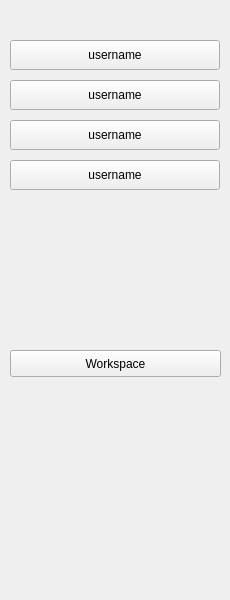
Before: the Qt Designer form sendmessage.ui in tsuibin/groove, drawn with Qt 5.
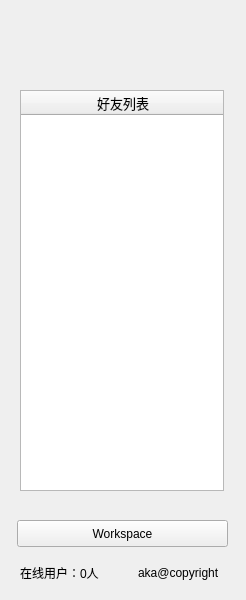
After: the same form once the commit is applied. Icons and pictures are not drawn.

Diff of the .ui file:
```diff
--- a/sendmessage.ui
+++ b/sendmessage.ui
@@ -6,70 +6,18 @@
    <rect>
     <x>0</x>
     <y>0</y>
-    <width>230</width>
+    <width>246</width>
     <height>600</height>
    </rect>
   </property>
   <property name="windowTitle">
    <string>Form</string>
   </property>
-  <widget class="QPushButton" name="pushButton">
-   <property name="geometry">
-    <rect>
-     <x>10</x>
-     <y>40</y>
-     <width>210</width>
-     <height>30</height>
-    </rect>
-   </property>
-   <property name="text">
-    <string>username</string>
-   </property>
-  </widget>
-  <widget class="QPushButton" name="pushButton_2">
-   <property name="geometry">
-    <rect>
-     <x>10</x>
-     <y>80</y>
-     <width>210</width>
-     <height>30</height>
-    </rect>
-   </property>
-   <property name="text">
-    <string>username</string>
-   </property>
-  </widget>
-  <widget class="QPushButton" name="pushButton_3">
-   <property name="geometry">
-    <rect>
-     <x>10</x>
-     <y>120</y>
-     <width>210</width>
-     <height>30</height>
-    </rect>
-   </property>
-   <property name="text">
-    <string>username</string>
-   </property>
-  </widget>
-  <widget class="QPushButton" name="pushButton_4">
-   <property name="geometry">
-    <rect>
-     <x>10</x>
-     <y>160</y>
-     <width>210</width>
-     <height>30</height>
-    </rect>
-   </property>
-   <property name="text">
-    <string>username</string>
-   </property>
-  </widget>
   <widget class="QPushButton" name="pushButton_5">
    <property name="geometry">
     <rect>
-     <x>10</x>
-     <y>350</y>
+     <x>17</x>
+     <y>520</y>
      <width>211</width>
      <height>27</height>
     </rect>
@@ -82,7 +30,7 @@
    <property name="geometry">
     <rect>
      <x>20</x>
-     <y>11</y>
+     <y>40</y>
      <width>191</width>
      <height>20</height>
     </rect>
@@ -91,6 +39,111 @@
     <string/>
    </property>
   </widget>
+  <widget class="QTableWidget" name="tableWidget">
+   <property name="geometry">
+    <rect>
+     <x>20</x>
+     <y>90</y>
+     <width>204</width>
+     <height>401</height>
+    </rect>
+   </property>
+   <property name="toolTip">
+    <string>在线用户信息列表</string>
+   </property>
+   <property name="layoutDirection">
+    <enum>Qt::LeftToRight</enum>
+   </property>
+   <property name="frameShape">
+    <enum>QFrame::StyledPanel</enum>
+   </property>
+   <property name="editTriggers">
+    <set>QAbstractItemView::NoEditTriggers</set>
+   </property>
+   <property name="selectionMode">
+    <enum>QAbstractItemView::SingleSelection</enum>
+   </property>
+   <property name="selectionBehavior">
+    <enum>QAbstractItemView::SelectRows</enum>
+   </property>
+   <property name="showGrid">
+    <bool>false</bool>
+   </property>
+   <attribute name="horizontalHeaderDefaultSectionSize">
+    <number>204</number>
+   </attribute>
+   <column>
+    <property name="text">
+     <string>好友列表</string>
+    </property>
+    <property name="font">
+     <font>
+      <pointsize>10</pointsize>
+      <weight>50</weight>
+      <bold>false</bold>
+     </font>
+    </property>
+    <property name="icon">
+     <iconset>
+      <normalon>:/image/User.png</normalon>
+     </iconset>
+    </property>
+   </column>
+  </widget>
+  <widget class="QLabel" name="onlineUser">
+   <property name="geometry">
+    <rect>
+     <x>20</x>
+     <y>563</y>
+     <width>87</width>
+     <height>20</height>
+    </rect>
+   </property>
+   <property name="sizePolicy">
+    <sizepolicy hsizetype="Fixed" vsizetype="Preferred">
+     <horstretch>0</horstretch>
+     <verstretch>0</verstretch>
+    </sizepolicy>
+   </property>
+   <property name="text">
+    <string>在线用户：0人</string>
+   </property>
+  </widget>
+  <widget class="QLabel" name="label_2">
+   <property name="geometry">
+    <rect>
+     <x>138</x>
+     <y>563</y>
+     <width>101</width>
+     <height>20</height>
+    </rect>
+   </property>
+   <property name="text">
+    <string>aka@copyright</string>
+   </property>
+  </widget>
+  <widget class="QLabel" name="label">
+   <property name="geometry">
+    <rect>
+     <x>0</x>
+     <y>0</y>
+     <width>246</width>
+     <height>600</height>
+    </rect>
+   </property>
+   <property name="styleSheet">
+    <string notr="true">background-image: url(:/image/smbk5.png);</string>
+   </property>
+   <property name="text">
+    <string/>
+   </property>
+  </widget>
+  <zorder>label</zorder>
+  <zorder>pushButton_5</zorder>
+  <zorder>label_uinfo</zorder>
+  <zorder>tableWidget</zorder>
+  <zorder>onlineUser</zorder>
+  <zorder>label_2</zorder>
  </widget>
  <resources/>
  <connections/>
```
